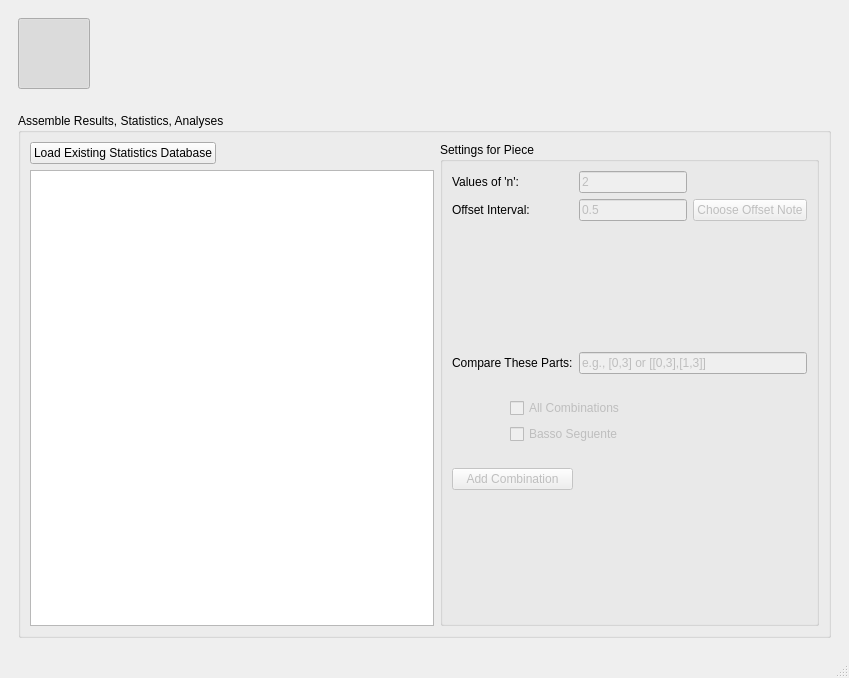
Above: gui_files/new_main_window.ui from ELVIS-Project/vis-framework before the change. Below: the same form after it.
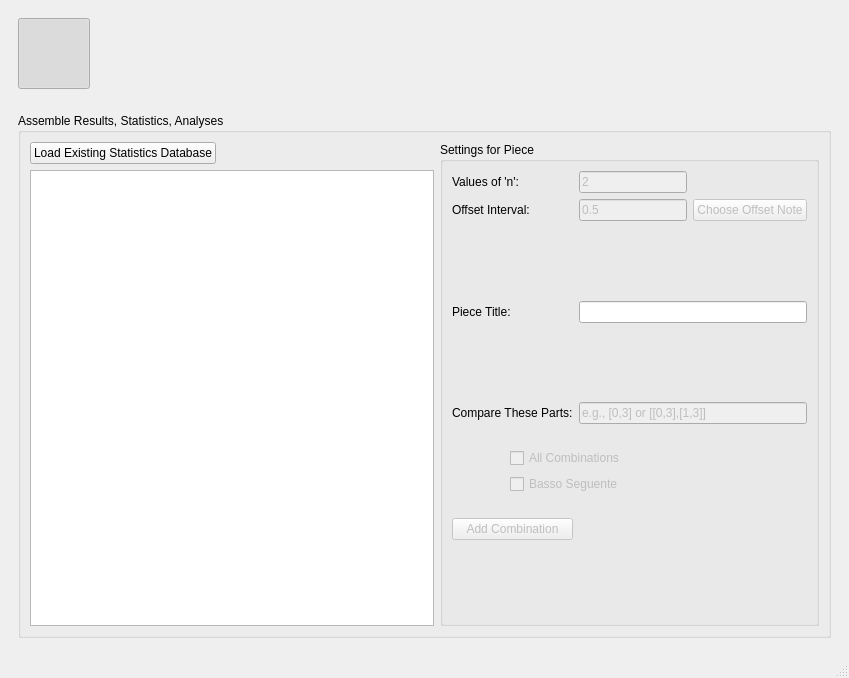
That is the form after the change. The open tabs and pages were chosen to show the change. Icons and pictures are not drawn.

Commit message:
Allow Piece Naming in "Assemble" Panel
This is part of issue #95.

Diff of the .ui file:
```diff
--- a/gui_files/new_main_window.ui
+++ b/gui_files/new_main_window.ui
@@ -357,7 +357,20 @@
               <string>Settings for Piece</string>
              </property>
              <layout class="QGridLayout" name="gridLayout_3">
-              <item row="5" column="1" colspan="2">
+              <item row="4" column="1">
+               <spacer name="verticalSpacer">
+                <property name="orientation">
+                 <enum>Qt::Vertical</enum>
+                </property>
+                <property name="sizeHint" stdset="0">
+                 <size>
+                  <width>20</width>
+                  <height>40</height>
+                 </size>
+                </property>
+               </spacer>
+              </item>
+              <item row="7" column="1" colspan="2">
                <spacer name="horizontalSpacer_8">
                 <property name="orientation">
                  <enum>Qt::Horizontal</enum>
@@ -370,7 +383,7 @@
                 </property>
                </spacer>
               </item>
-              <item row="5" column="0">
+              <item row="7" column="0">
                <widget class="QPushButton" name="btn_add_check_combo">
                 <property name="enabled">
                  <bool>false</bool>
@@ -429,7 +442,7 @@
                 </property>
                </widget>
               </item>
-              <item row="3" column="1" colspan="2">
+              <item row="5" column="1" colspan="2">
                <widget class="QLineEdit" name="line_compare_these_parts">
                 <property name="enabled">
                  <bool>false</bool>
@@ -442,7 +455,7 @@
                 </property>
                </widget>
               </item>
-              <item row="3" column="0">
+              <item row="5" column="0">
                <widget class="QLabel" name="label_7">
                 <property name="text">
                  <string>Compare These Parts:</string>
@@ -459,7 +472,7 @@
                 </property>
                </widget>
               </item>
-              <item row="4" column="0" colspan="3">
+              <item row="6" column="0" colspan="3">
                <widget class="QWidget" name="widget_2" native="true">
                 <layout class="QHBoxLayout" name="horizontalLayout_9">
                  <item>
@@ -513,7 +526,7 @@
                 </layout>
                </widget>
               </item>
-              <item row="6" column="1">
+              <item row="8" column="1">
                <spacer name="verticalSpacer_2">
                 <property name="orientation">
                  <enum>Qt::Vertical</enum>
@@ -526,8 +539,18 @@
                 </property>
                </spacer>
               </item>
+              <item row="3" column="1" colspan="2">
+               <widget class="QLineEdit" name="line_piece_title"/>
+              </item>
+              <item row="3" column="0">
+               <widget class="QLabel" name="label_11">
+                <property name="text">
+                 <string>Piece Title:</string>
+                </property>
+               </widget>
+              </item>
               <item row="2" column="1">
-               <spacer name="verticalSpacer">
+               <spacer name="verticalSpacer_6">
                 <property name="orientation">
                  <enum>Qt::Vertical</enum>
                 </property>
```
Left out of the diff: 2 changed lines with no effect on the pictures. The commit also changes 2 other files.
